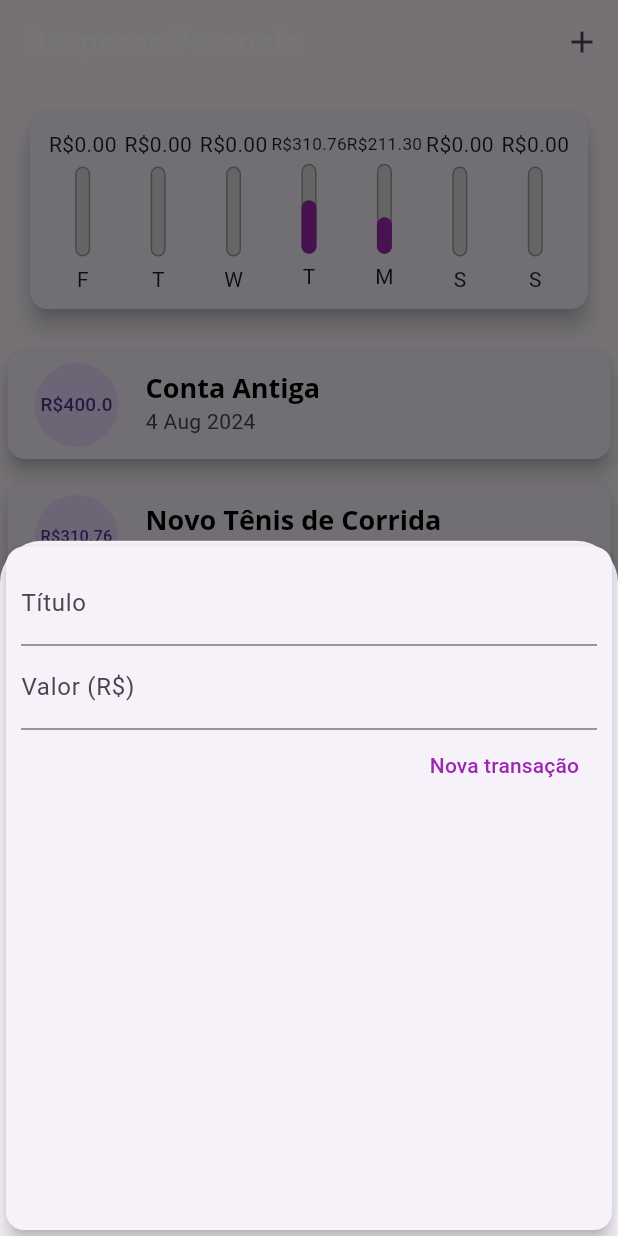
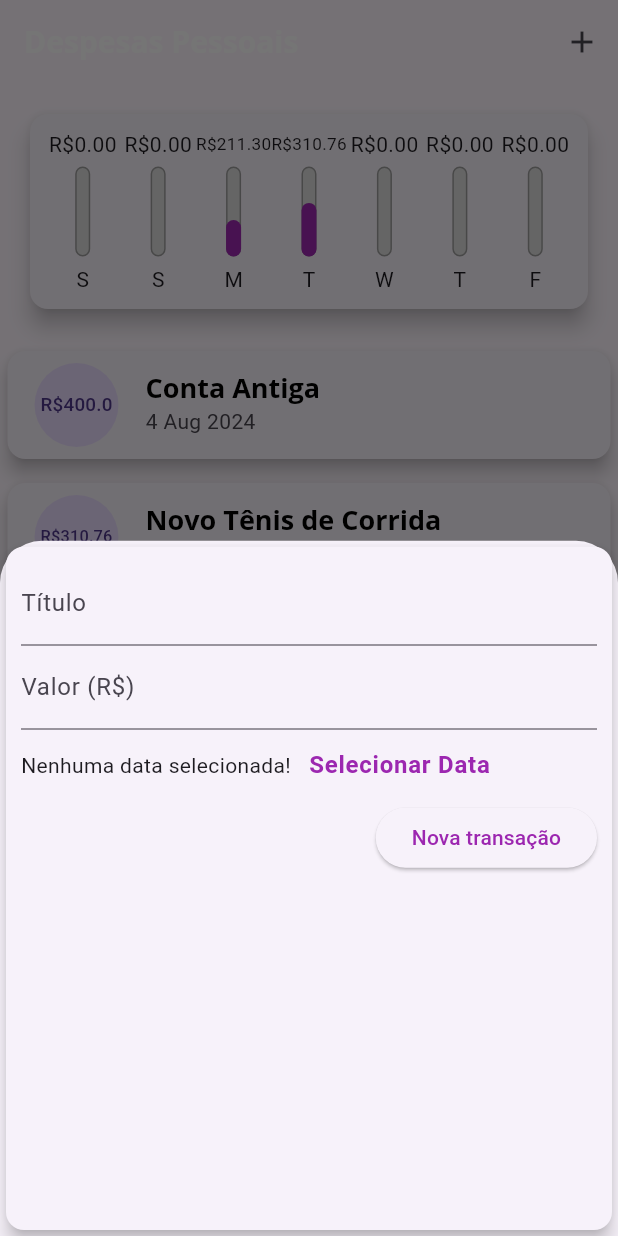
Before and after one commit to diego-alvarenga/estudos_flutter, a Flutter app: the screen it shows after launch, after a tap on the "add" icon, on a phone screen of 412 x 824 dp. Run offline on Flutter 3.47's test engine with Material 3 defaults, Android fonts, the phone set to English and light mode, and no system bars.

```diff
--- a/expenses/lib/components/chart.dart
+++ b/expenses/lib/components/chart.dart
@@ -32,7 +32,7 @@ class Chart extends StatelessWidget {
         'day': DateFormat.E().format(weekDay)[0],
         'value': totalSum,
       };
-    });
+    }).reversed.toList();
   }
 
   double get _weekTotalValue {
--- a/expenses/lib/components/chart_bar.dart
+++ b/expenses/lib/components/chart_bar.dart
@@ -15,8 +15,11 @@ class ChartBar extends StatelessWidget {
   Widget build(BuildContext context) {
     return Column(
       children: <Widget>[
-        FittedBox(
-          child: Text('R\$${value!.toStringAsFixed(2)}'),
+        Container(
+          height: 20,
+          child: FittedBox(
+            child: Text('R\$${value!.toStringAsFixed(2)}'),
+          ),
         ),
         const SizedBox(height: 5),
         SizedBox(
--- a/expenses/lib/components/transaction_form.dart
+++ b/expenses/lib/components/transaction_form.dart
@@ -25,6 +25,15 @@ class _TransactionFormState extends State<TransactionForm> {
     widget.onSubmit(title, value);
   }
 
+  _showDatePicker() {
+    showDatePicker(
+      context: context,
+      initialDate: DateTime.now(),
+      firstDate: DateTime(2023),
+      lastDate: DateTime.now(),
+    );
+  }
+
   @override
   Widget build(BuildContext context) {
     return Card(
@@ -48,10 +57,29 @@ class _TransactionFormState extends State<TransactionForm> {
                 labelText: 'Valor (R\$)',
               ),
             ),
+            Container(
+              child: Row(
+                children: <Widget>[
+                  Text('Nenhuma data selecionada!'),
+                  TextButton(
+                    style: TextButton.styleFrom(
+                     textStyle: Theme.of(context).textTheme.bodyLarge,
+                    ),
+                    child: Text(
+                      'Selecionar Data',
+                      style: TextStyle(
+                        fontWeight: FontWeight.bold,
+                      ),
+                      ),
+                    onPressed: _showDatePicker,
+                  )
+                ],
+              ),
+            ),
             Row(
               mainAxisAlignment: MainAxisAlignment.end,
               children: <Widget>[
-                TextButton(
+                ElevatedButton(
                   onPressed: _submitForm,
                   child: const Text(
                     'Nova transação',
```
Also changed, not shown: expenses/lib/main.dart (+5 -4 lines), 4 other files.
